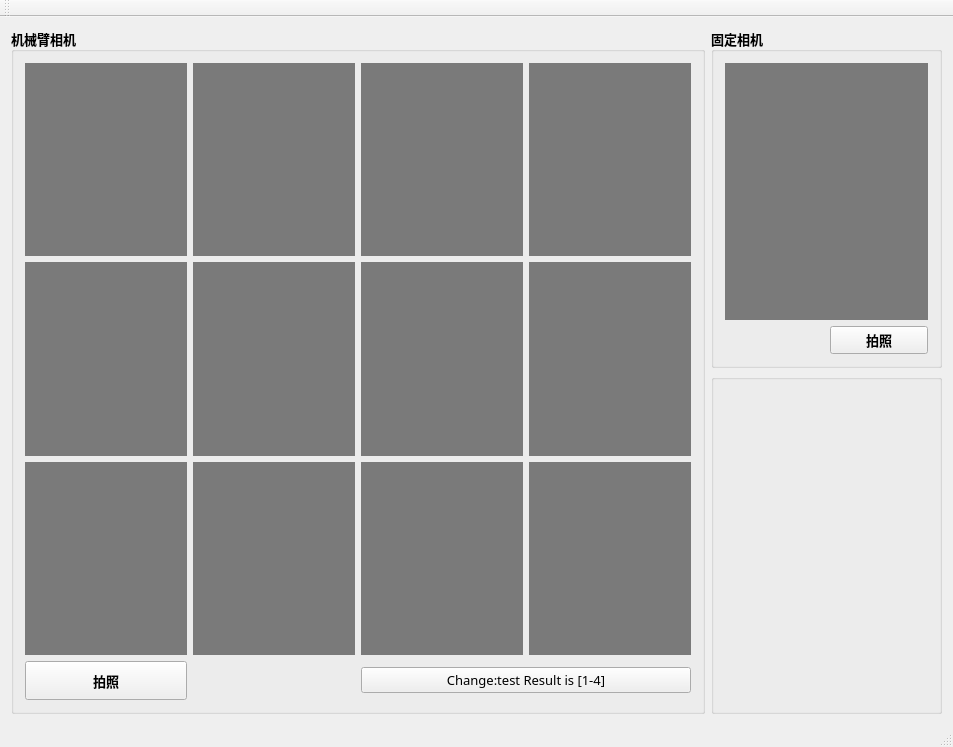
First picture: the form in project/view.ui, repository YunXiaooooo/partDetection, before the edit.
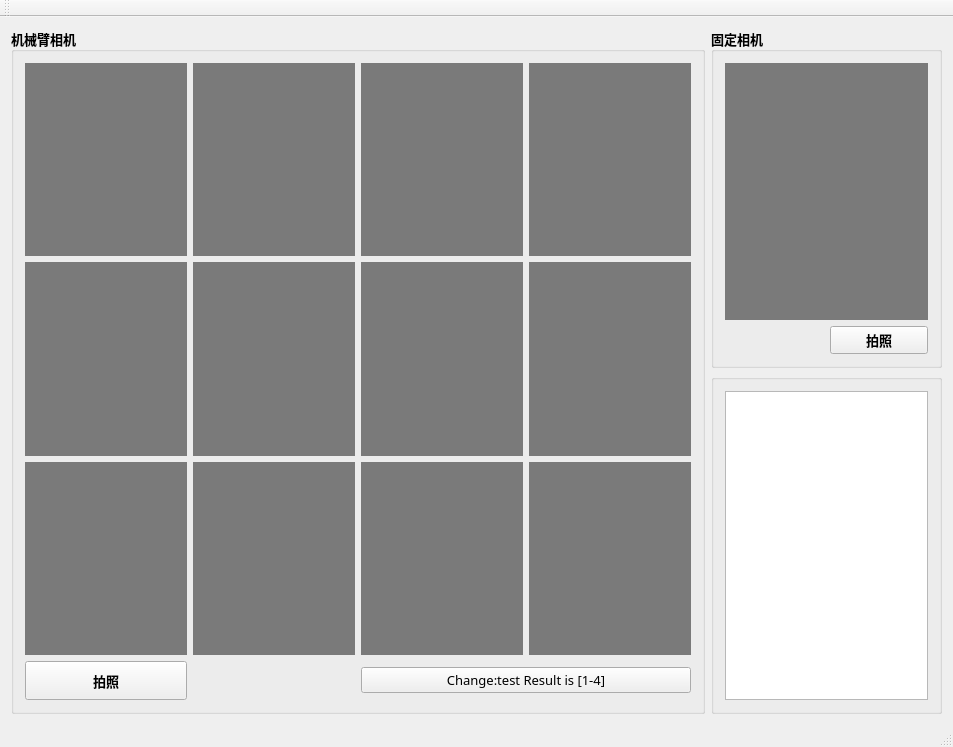
Second picture: the form after the edit.

Patch:
```diff
--- a/project/view.ui
+++ b/project/view.ui
@@ -91,6 +91,11 @@
       <property name="title">
        <string/>
       </property>
+      <layout class="QGridLayout" name="gridLayout_4">
+       <item row="0" column="0">
+        <widget class="QTextEdit" name="textEdit"/>
+       </item>
+      </layout>
      </widget>
     </item>
     <item row="0" column="0" rowspan="2">
```
